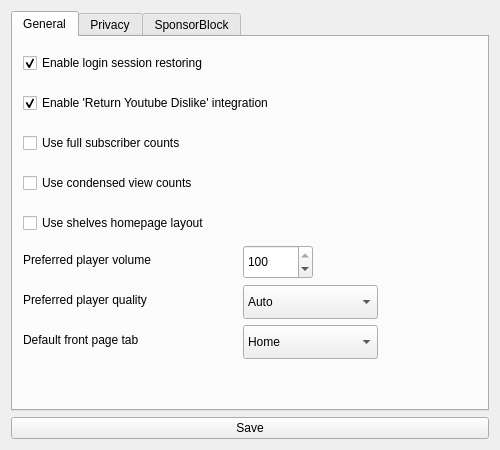
The window that src/ui/settingsform.ui (BowDown097/QtTube) describes before a commit, drawn with Qt 5.
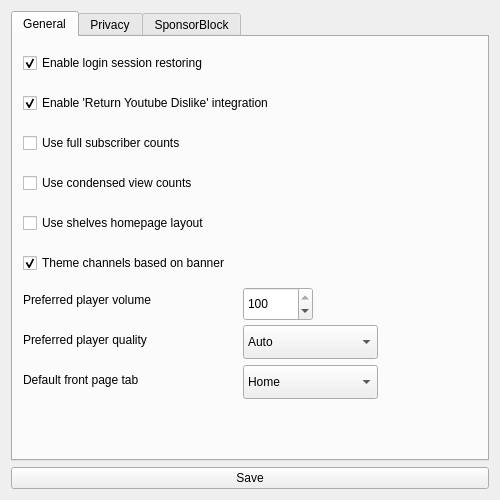
The same window after the commit.

Commit message:
Finish channel header
Banner, avatar, icon, sub count, blablabla. There's also a really cool
channel theming thing I did.

What changed in the file:
```diff
--- a/src/ui/settingsform.ui
+++ b/src/ui/settingsform.ui
@@ -7,7 +7,7 @@
     <x>0</x>
     <y>0</y>
     <width>500</width>
-    <height>450</height>
+    <height>500</height>
    </rect>
   </property>
   <property name="windowTitle">
@@ -66,7 +66,7 @@
        <property name="geometry">
         <rect>
          <x>10</x>
-         <y>210</y>
+         <y>250</y>
          <width>220</width>
          <height>26</height>
         </rect>
@@ -79,7 +79,7 @@
        <property name="geometry">
         <rect>
          <x>230</x>
-         <y>208</y>
+         <y>250</y>
          <width>70</width>
          <height>34</height>
         </rect>
@@ -137,7 +137,7 @@
        <property name="geometry">
         <rect>
          <x>10</x>
-         <y>290</y>
+         <y>330</y>
          <width>220</width>
          <height>26</height>
         </rect>
@@ -150,7 +150,7 @@
        <property name="geometry">
         <rect>
          <x>230</x>
-         <y>288</y>
+         <y>328</y>
          <width>135</width>
          <height>34</height>
         </rect>
@@ -185,7 +185,7 @@
        <property name="geometry">
         <rect>
          <x>10</x>
-         <y>250</y>
+         <y>290</y>
          <width>220</width>
          <height>26</height>
         </rect>
@@ -198,7 +198,7 @@
        <property name="geometry">
         <rect>
          <x>230</x>
-         <y>248</y>
+         <y>288</y>
          <width>135</width>
          <height>34</height>
         </rect>
@@ -254,6 +254,22 @@
         </property>
        </item>
       </widget>
+      <widget class="QCheckBox" name="themedChannels">
+       <property name="geometry">
+        <rect>
+         <x>10</x>
+         <y>210</y>
+         <width>400</width>
+         <height>32</height>
+        </rect>
+       </property>
+       <property name="text">
+        <string>Theme channels based on banner</string>
+       </property>
+       <property name="checked">
+        <bool>true</bool>
+       </property>
+      </widget>
      </widget>
      <widget class="QWidget" name="privacy">
       <attribute name="title">
```
The commit also changes 11 other files.
